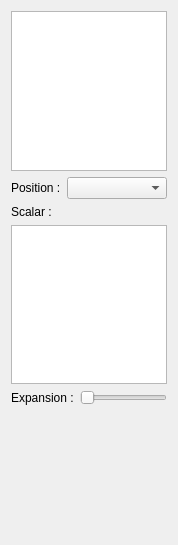
First picture: the form in SCHNApps/Plugins/renderScalar/forms/renderScalar.ui, repository cgogn/CGoGN, before the edit.
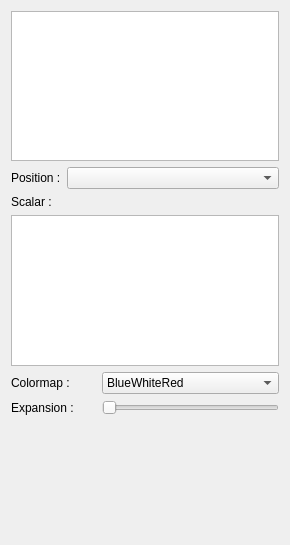
Second picture: the form after the edit.

Commit message: add color map choser in renderScalar plugin

What changed in the file:
```diff
--- a/SCHNApps/Plugins/renderScalar/forms/renderScalar.ui
+++ b/SCHNApps/Plugins/renderScalar/forms/renderScalar.ui
@@ -6,7 +6,7 @@
    <rect>
     <x>0</x>
     <y>0</y>
-    <width>174</width>
+    <width>181</width>
     <height>545</height>
    </rect>
   </property>
@@ -14,19 +14,17 @@
    <string>Form</string>
   </property>
   <layout class="QGridLayout" name="gridLayout">
-   <item row="0" column="0" colspan="2">
+   <item row="0" column="0" colspan="4">
     <widget class="QListWidget" name="mapList"/>
    </item>
-   <item row="1" column="0" colspan="2">
-    <layout class="QHBoxLayout" name="horizontalLayout">
-     <item>
+   <item row="1" column="0">
       <widget class="QLabel" name="label_2">
        <property name="text">
         <string>Position :</string>
        </property>
       </widget>
      </item>
-     <item>
+   <item row="1" column="1" colspan="3">
       <widget class="QComboBox" name="combo_positionVBO">
        <property name="sizePolicy">
         <sizepolicy hsizetype="Expanding" vsizetype="Fixed">
@@ -36,8 +34,6 @@
        </property>
       </widget>
      </item>
-    </layout>
-   </item>
    <item row="2" column="0">
     <widget class="QLabel" name="label_3">
      <property name="text">
@@ -45,21 +41,21 @@
      </property>
     </widget>
    </item>
-   <item row="3" column="0" colspan="2">
+   <item row="3" column="0" colspan="4">
     <widget class="QListWidget" name="list_scalarVBO">
      <property name="selectionMode">
       <enum>QAbstractItemView::MultiSelection</enum>
      </property>
     </widget>
    </item>
-   <item row="4" column="0">
+   <item row="5" column="0" colspan="2">
     <widget class="QLabel" name="label">
      <property name="text">
       <string>Expansion :</string>
      </property>
     </widget>
    </item>
-   <item row="4" column="1">
+   <item row="5" column="2" colspan="2">
     <widget class="QSlider" name="slider_expansion">
      <property name="maximum">
       <number>10</number>
@@ -72,7 +68,7 @@
      </property>
     </widget>
    </item>
-   <item row="5" column="0" colspan="2">
+   <item row="6" column="0" colspan="4">
     <spacer name="verticalSpacer">
      <property name="orientation">
       <enum>Qt::Vertical</enum>
@@ -85,6 +81,37 @@
      </property>
     </spacer>
    </item>
+   <item row="4" column="0" colspan="2">
+    <widget class="QLabel" name="label_4">
+     <property name="text">
+      <string>Colormap :</string>
+     </property>
+    </widget>
+   </item>
+   <item row="4" column="2" colspan="2">
+    <widget class="QComboBox" name="combo_colorMap">
+     <item>
+      <property name="text">
+       <string>BlueWhiteRed</string>
+      </property>
+     </item>
+     <item>
+      <property name="text">
+       <string>CyanWhiteRed</string>
+      </property>
+     </item>
+     <item>
+      <property name="text">
+       <string>BlueCyanGreenYellowRed</string>
+      </property>
+     </item>
+     <item>
+      <property name="text">
+       <string>BlueGreenRed</string>
+      </property>
+     </item>
+    </widget>
+   </item>
   </layout>
  </widget>
  <resources/>
```
Lines whose indentation alone changed are shown as unchanged. The commit also changes 12 other files.
